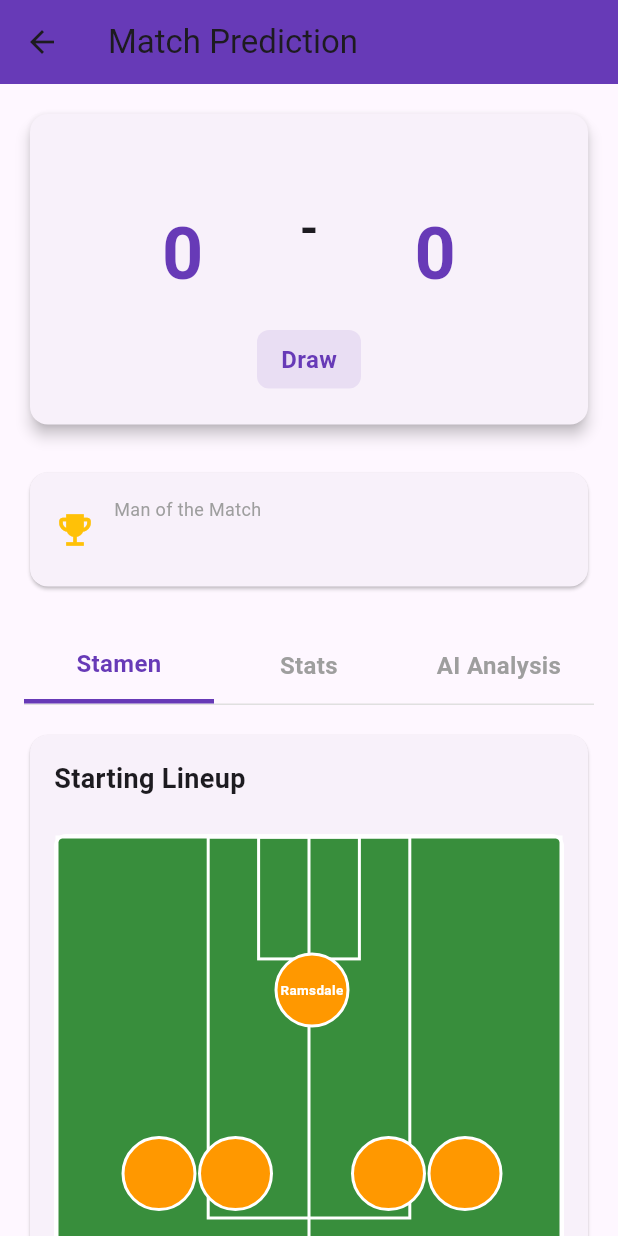
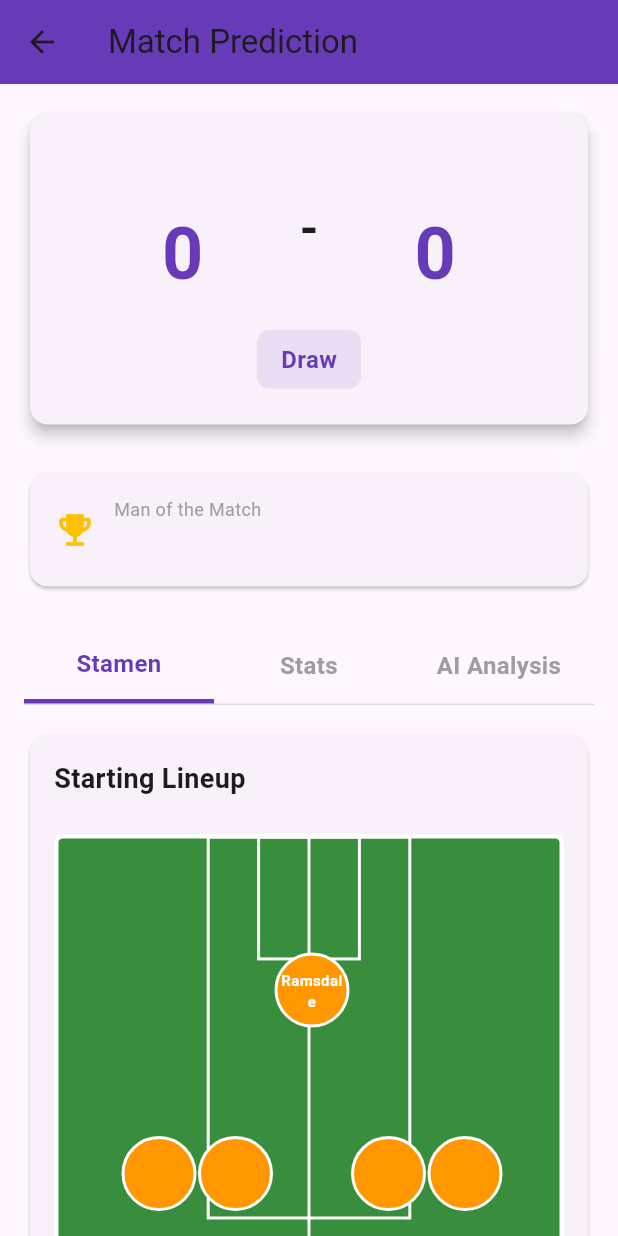
Before and after one commit to columbus0370/Internal, a Flutter app: the PredictionResultScreen screen opened directly with empty values, on a phone screen of 412 x 824 dp. Run offline on Flutter 3.47's test engine with Material 3 defaults, Android fonts, the phone set to English and light mode, and no system bars; our stand-ins replace flutter_svg.

Commit message:
Improve player name visibility in formation
- Increase font size from 9 to 10 in player circles
- Better readability for all player names
- Ensures consistent display of player names in formation

```diff
--- a/epl_match_simulator/lib/screens/prediction_result_screen.dart
+++ b/epl_match_simulator/lib/screens/prediction_result_screen.dart
@@ -378,7 +378,7 @@ class _PredictionResultScreenState extends State<PredictionResultScreen> {
               style: const TextStyle(
                 color: Colors.white,
                 fontWeight: FontWeight.bold,
-                fontSize: 9,
+                fontSize: 10,
               ),
               maxLines: 2,
               overflow: TextOverflow.ellipsis,
@@ -425,7 +425,7 @@ class _PredictionResultScreenState extends State<PredictionResultScreen> {
               style: const TextStyle(
                 color: Colors.white,
                 fontWeight: FontWeight.bold,
-                fontSize: 9,
+                fontSize: 10,
               ),
               maxLines: 2,
               overflow: TextOverflow.ellipsis,
```
